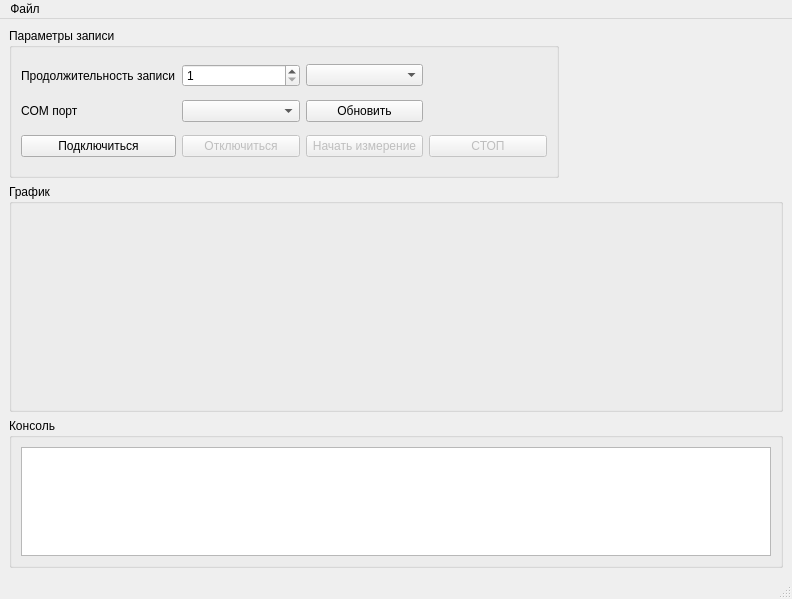
First picture: the form in mainForm.ui, repository pas-zhukov/SerialVoltmeter, before the edit.
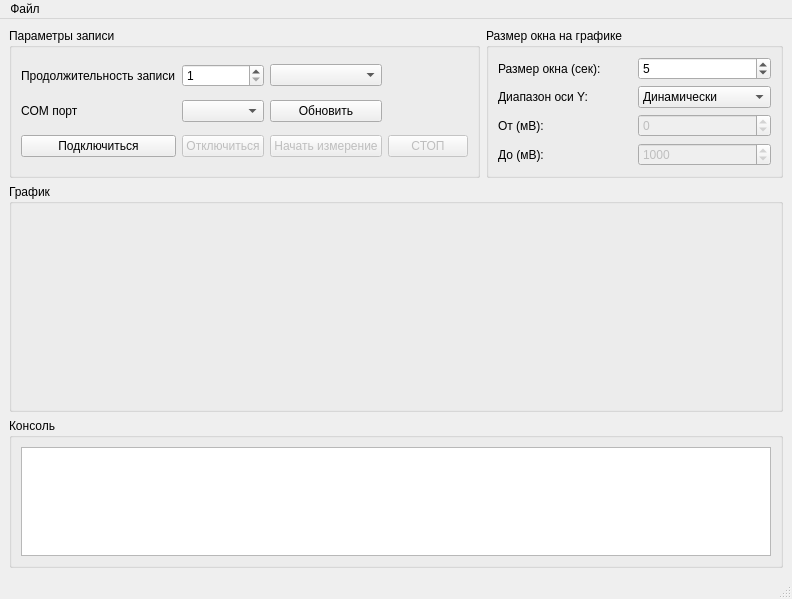
Second picture: the form after the edit.

Commit message: размер окна

```diff
--- a/mainForm.ui
+++ b/mainForm.ui
@@ -120,7 +120,112 @@
       </layout>
      </widget>
     </item>
-    <item row="1" column="0">
+    <item row="0" column="1">
+     <widget class="QGroupBox" name="graphParams">
+      <property name="sizePolicy">
+       <sizepolicy hsizetype="Expanding" vsizetype="Expanding">
+        <horstretch>0</horstretch>
+        <verstretch>0</verstretch>
+       </sizepolicy>
+      </property>
+      <property name="maximumSize">
+       <size>
+        <width>550</width>
+        <height>150</height>
+       </size>
+      </property>
+      <property name="title">
+       <string>Размер окна на графике</string>
+      </property>
+      <layout class="QGridLayout" name="gridLayout_4">
+       <item row="0" column="0">
+        <widget class="QLabel" name="label_6">
+         <property name="text">
+          <string>Размер окна (сек):</string>
+         </property>
+        </widget>
+       </item>
+       <item row="0" column="1">
+        <widget class="QSpinBox" name="windowSize">
+         <property name="minimum">
+          <number>1</number>
+         </property>
+         <property name="maximum">
+          <number>3600</number>
+         </property>
+         <property name="value">
+          <number>5</number>
+         </property>
+        </widget>
+       </item>
+       <item row="1" column="0">
+        <widget class="QLabel" name="label_7">
+         <property name="text">
+          <string>Диапазон оси Y:</string>
+         </property>
+        </widget>
+       </item>
+       <item row="1" column="1">
+        <widget class="QComboBox" name="yAxisRange">
+         <item>
+          <property name="text">
+           <string>Динамически</string>
+          </property>
+         </item>
+         <item>
+          <property name="text">
+           <string>Настроить</string>
+          </property>
+         </item>
+        </widget>
+       </item>
+       <item row="2" column="0">
+        <widget class="QLabel" name="label_8">
+         <property name="text">
+          <string>От (мВ):</string>
+         </property>
+        </widget>
+       </item>
+       <item row="2" column="1">
+        <widget class="QSpinBox" name="yAxisMin">
+         <property name="minimum">
+          <number>-10000</number>
+         </property>
+         <property name="maximum">
+          <number>10000</number>
+         </property>
+         <property name="enabled">
+          <bool>false</bool>
+         </property>
+        </widget>
+       </item>
+       <item row="3" column="0">
+        <widget class="QLabel" name="label_9">
+         <property name="text">
+          <string>До (мВ):</string>
+         </property>
+        </widget>
+       </item>
+       <item row="3" column="1">
+        <widget class="QSpinBox" name="yAxisMax">
+         <property name="minimum">
+          <number>-10000</number>
+         </property>
+         <property name="maximum">
+          <number>10000</number>
+         </property>
+         <property name="value">
+          <number>1000</number>
+         </property>
+         <property name="enabled">
+          <bool>false</bool>
+         </property>
+        </widget>
+       </item>
+      </layout>
+     </widget>
+    </item>
+    <item row="1" column="0" colspan="2">
      <widget class="QGroupBox" name="plot">
       <property name="sizePolicy">
        <sizepolicy hsizetype="Expanding" vsizetype="Expanding">
@@ -133,7 +238,7 @@
       </property>
      </widget>
     </item>
-    <item row="2" column="0">
+    <item row="2" column="0" colspan="2">
      <widget class="QGroupBox" name="consoleBox">
       <property name="sizePolicy">
        <sizepolicy hsizetype="Expanding" vsizetype="Expanding">
```
The commit also changes 1 other file.
